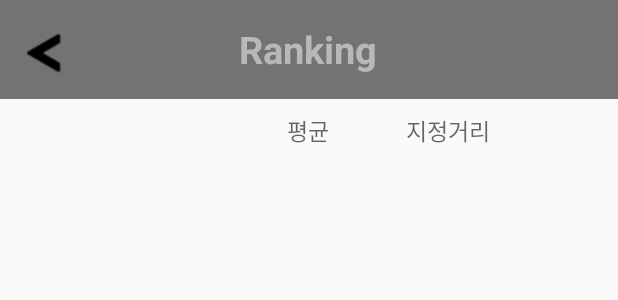
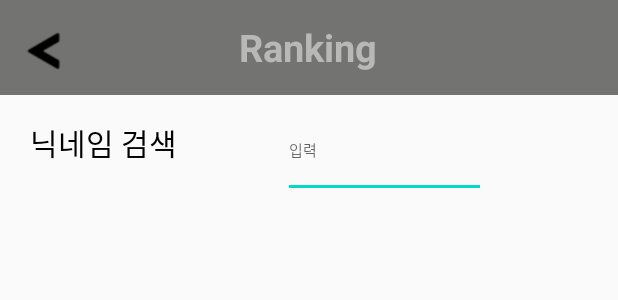
Before and after one commit to keonoh-Jeon/koko_plan, an Android app: the layout activity_ranking_list.xml on its own in the app's theme, with its tools: preview values and no code run, on a phone screen of 412 x 824 dp. Shown: the top 300 px of the screen. Run offline under Robolectric (Android 15) with nearby library versions, the phone set to English and light mode, and no system bars.

Commit message:
리스트 검색 기능 추가

```diff
--- a/app/src/main/java/com/koko_plan/main/RecyclerAdapter.java
+++ b/app/src/main/java/com/koko_plan/main/RecyclerAdapter.java
@@ -108,7 +108,7 @@ public class RecyclerAdapter extends RecyclerView.Adapter<RecyclerAdapter.ViewHo
     @NonNull
     @Override
     public RecyclerAdapter.ViewHolder onCreateViewHolder(ViewGroup viewGroup, int i) {
-        View v = LayoutInflater.from(viewGroup.getContext()).inflate(R.layout.rv_item, viewGroup, false);
+        View v = LayoutInflater.from(viewGroup.getContext()).inflate(R.layout.habbits_item, viewGroup, false);
         mContext = viewGroup.getContext();
         final ViewHolder holder = new ViewHolder(v);
 
@@ -272,7 +272,7 @@ public class RecyclerAdapter extends RecyclerView.Adapter<RecyclerAdapter.ViewHo
                 tvTime.setText(String.format("%d", todo.getCount()));
             }
 
-            if(todo.getCount() > 0) {
+            if(todo.getCount() > 1) {
                 int progress = (int) ((double)todo.getCurcount() / ((double)items.get(index).getCount()) *100.0);
                 tvCurTime.setText(""+todo.getCurcount());
                 tvProgress.setText(progress + " %");
--- a/app/src/main/java/com/koko_plan/member/MemberActivity.java
+++ b/app/src/main/java/com/koko_plan/member/MemberActivity.java
@@ -196,7 +196,9 @@ public class MemberActivity extends AppCompatActivity {
         if (!name.equals("name")  && !birthday.equals("birthday")) {
             if(firebaseUser != null) {
                 MemberInfo memberInfo = new MemberInfo(name, birthday, gender, firebaseUser.getUid());
-                firebaseFirestore.collection("names").document(MainActivity.name)
+                firebaseFirestore
+                        .collection("users")
+                        .document(firebaseUser.getUid())
                         .set(memberInfo)
                         .addOnSuccessListener(new OnSuccessListener<Void>() {
                             @Override
--- a/app/src/main/java/com/koko_plan/server/Ranking_Item.java
+++ b/app/src/main/java/com/koko_plan/server/Ranking_Item.java
@@ -5,13 +5,13 @@ import androidx.room.PrimaryKey;
 public class Ranking_Item
 {
     @PrimaryKey(autoGenerate = true)
-//    private int id;
+    private String id;
     private String name;
     private int progress;
     private float average;
 
-    /*public int getId(){ return id; }
-    public void setId(int id){ this.id = id;  }*/
+    public String getId(){ return id; }
+    public void setId(String id){ this.id = id;  }
 
     public void setProgress(int progress)
     {
--- a/app/src/main/java/com/koko_plan/sub/SaveProgressReceiver.java
+++ b/app/src/main/java/com/koko_plan/sub/SaveProgressReceiver.java
@@ -53,8 +53,8 @@ public class SaveProgressReceiver extends BroadcastReceiver {
 
                     if (firebaseUser != null) {
                         firebaseFirestore
-                                .collection("names")
-                                .document(name)
+                                .collection("users")
+                                .document(firebaseUser.getUid())
                                 .collection("dates")
                                 .document(todaydate)
                                 .collection("habbits")
--- a/app/src/main/res/layout/activity_ranking_list.xml
+++ b/app/src/main/res/layout/activity_ranking_list.xml
@@ -4,7 +4,7 @@
     xmlns:tools="http://schemas.android.com/tools"
     android:layout_width="match_parent"
     android:layout_height="match_parent"
-    tools:context=".server.History_list">
+    tools:context=".server.Ranking_list">
 
     <LinearLayout
         android:layout_width="match_parent"
@@ -76,7 +76,7 @@
         <LinearLayout
             android:layout_width="match_parent"
             android:layout_height="0dp"
-            android:layout_weight="0.1"
+            android:layout_weight="0.2"
             android:paddingLeft="10dp"
             android:paddingRight="10dp">
 
@@ -87,39 +87,23 @@
                 android:paddingRight="10dp">
 
                 <TextView
+                    android:text="닉네임 검색"
                     android:layout_weight="2.5"
                     android:layout_width="0dp"
                     android:layout_height="wrap_content"
                     android:textColor="#000000"
-                    android:textSize="20sp"/>
+                    android:textSize="20sp"
+                    tools:ignore="HardcodedText" />
 
-                <TextView
-                    android:layout_weight="0.5"
+                <EditText
+                    android:id="@+id/et_searchnickname"
+                    android:layout_weight="2"
                     android:layout_width="0dp"
+                    android:hint="입력"
                     android:layout_height="match_parent"
                     android:textColor="#78A543"
                     android:textSize="10sp"
-                    tools:ignore="SmallSp" />
-
-                <TextView
-                    android:layout_width="0dp"
-                    android:layout_weight="2"
-                    android:layout_height="wrap_content"
-                    android:hint="평균"
-                    android:gravity="center"
-                    android:textColor="#707171"
-                    android:textSize="15sp"
-                    tools:ignore="HardcodedText" />
-
-                <TextView
-                    android:layout_weight="2"
-                    android:gravity="center"
-                    android:layout_width="0dp"
-                    android:layout_height="wrap_content"
-                    android:hint="지정거리"
-                    android:textColor="#40C4FF"
-                    android:textSize="15sp"
-                    tools:ignore="HardcodedText" />
+                    tools:ignore="HardcodedText,SmallSp" />
 
                 <ImageView
                     android:layout_weight="1"
```
Also changed, not shown: app/src/main/java/com/koko_plan/main/MainActivity.java (+5 -3 lines), app/src/main/java/com/koko_plan/member/MemberEditActivity.java (+7 -4 lines), app/src/main/java/com/koko_plan/server/Ranking_Adapter.java (+54 -14 lines), app/src/main/java/com/koko_plan/server/Ranking_list.java (+24 -2 lines), app/src/main/res/layout/activity_ranking_item.xml (+4 -13 lines), app/src/main/res/layout/habbits_item.xml (renamed from app/src/main/res/layout/rv_item.xml).
